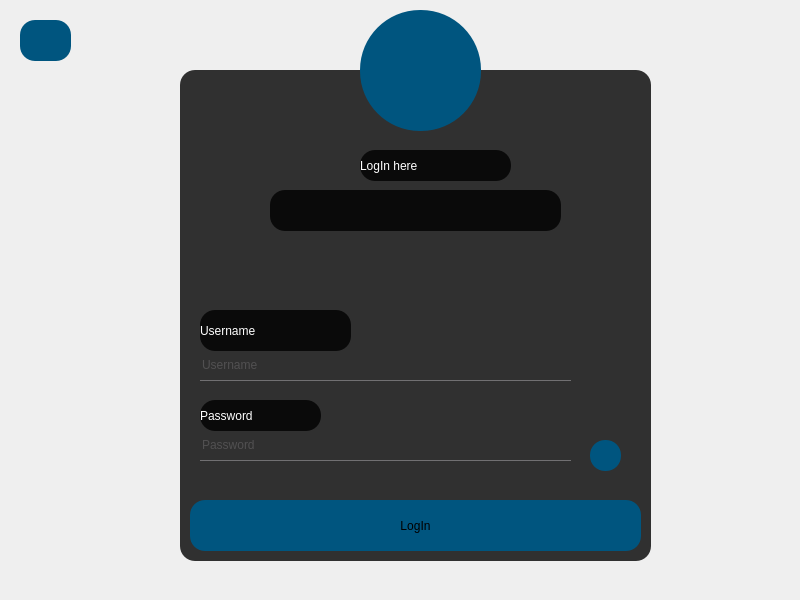
Old version of the form messenger/login.ui in the repository aliomidi3002/Messenger.
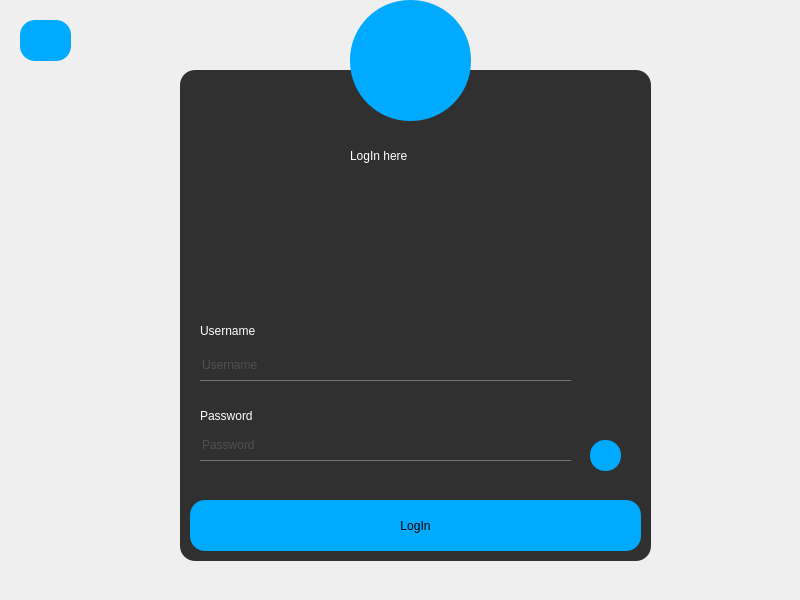
New version of the form. Icons and pictures are not drawn.

The edit to the form file:
```diff
--- a/messenger/login.ui
+++ b/messenger/login.ui
@@ -26,12 +26,12 @@
 
 QToolButton{
 border-radius:60px;
-background-color: rgb(0, 85, 127);
+	background-color: rgb(0, 170, 255);
 }
 
 QPushButton{
 border-radius:15px;
-background-color: rgb(0, 85, 127);
+background-color: rgb(0, 170, 255);
 font: 900 14pt &quot;Segoe UI Black&quot;;
 }
 
@@ -79,8 +79,8 @@
    <widget class="QLabel" name="label_3">
     <property name="geometry">
      <rect>
-      <x>180</x>
-      <y>80</y>
+      <x>170</x>
+      <y>70</y>
       <width>151</width>
       <height>31</height>
      </rect>
@@ -90,6 +90,7 @@
 color:white;
 border-radius:15px;
 font: 900 14pt &quot;Segoe UI Black&quot;;
+background-color:rgba(0,0,0,0)
 }
 </string>
     </property>
@@ -111,6 +112,7 @@
 color:white;
 border-radius:15px;
 font: 900 14pt &quot;Segoe UI Black&quot;;
+background-color:rgba(0,0,0,0)
 }
 </string>
     </property>
@@ -148,6 +150,7 @@
 color:white;
 border-radius:15px;
 font: 900 14pt &quot;Segoe UI Black&quot;;
+background-color:rgba(0,0,0,0)
 }
 </string>
     </property>
@@ -200,25 +203,29 @@
    <widget class="QLabel" name="label_4">
     <property name="geometry">
      <rect>
-      <x>90</x>
+      <x>160</x>
       <y>120</y>
       <width>291</width>
       <height>41</height>
      </rect>
     </property>
+    <property name="styleSheet">
+     <string notr="true">background-color:rgba(0,0,0,0);
+font: 700 9pt &quot;Segoe UI&quot;;</string>
+    </property>
     <property name="text">
      <string/>
     </property>
     <property name="alignment">
-     <set>Qt::AlignCenter</set>
+     <set>Qt::AlignRight|Qt::AlignTrailing|Qt::AlignVCenter</set>
     </property>
    </widget>
   </widget>
   <widget class="QToolButton" name="toolButton">
    <property name="geometry">
     <rect>
-     <x>360</x>
-     <y>10</y>
+     <x>350</x>
+     <y>0</y>
      <width>121</width>
      <height>121</height>
     </rect>
```
Left out of the diff: 2 changed lines with no effect on the pictures.
